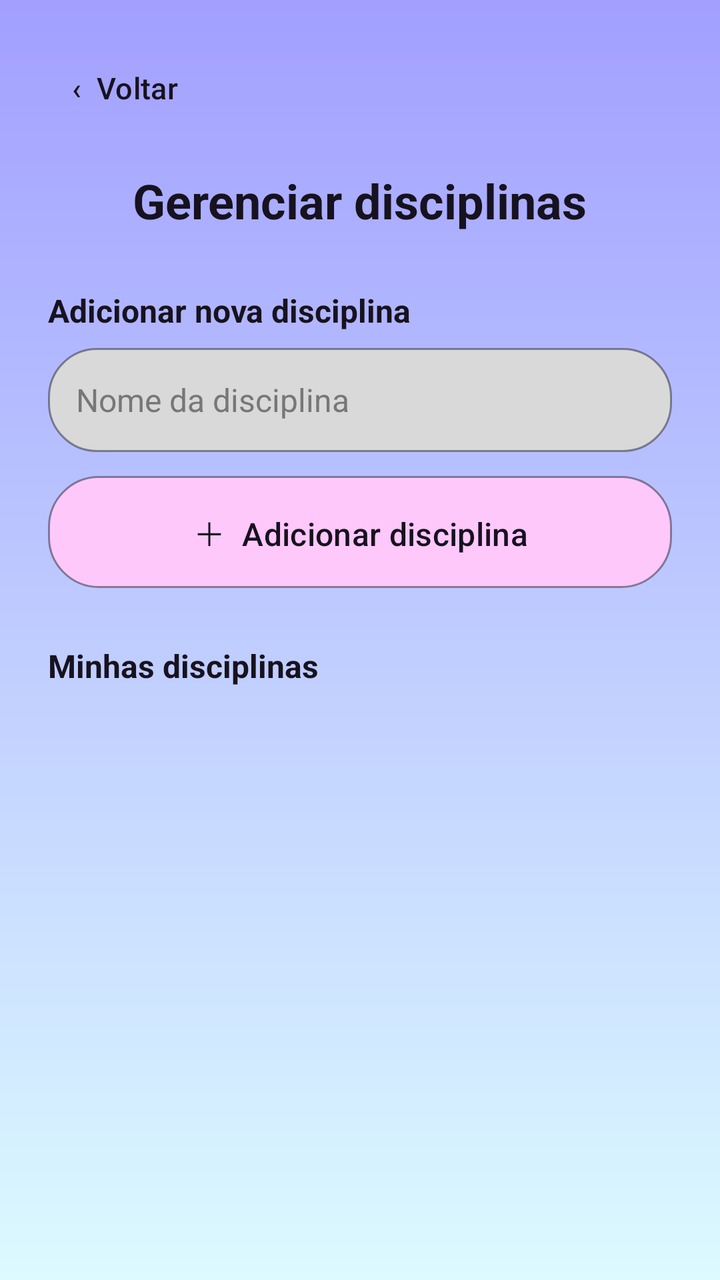
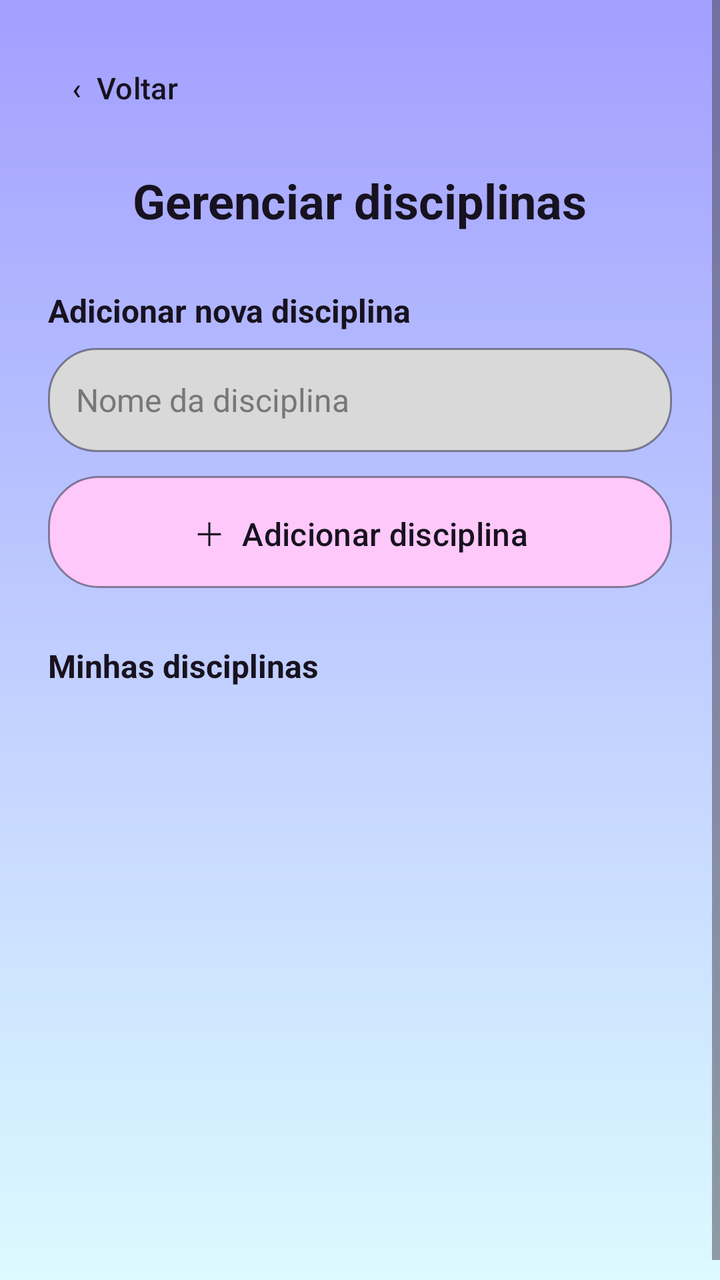

Two renders of the same Android screen: before a commit and after it. Below are the layout's source before the change and the commit's diff.
<!-- AndroidManifest.xml: application theme Theme.FocaAi -->
<!-- res/layout/activity_gerenciar_disciplinas.xml -->
<?xml version="1.0" encoding="utf-8"?>
<androidx.constraintlayout.widget.ConstraintLayout xmlns:android="http://schemas.android.com/apk/res/android"
    xmlns:app="http://schemas.android.com/apk/res-auto"
    xmlns:tools="http://schemas.android.com/tools"
    android:id="@+id/main"
    android:layout_width="match_parent"
    android:layout_height="match_parent"
    android:background="@drawable/bg_foca_gradient"
    tools:context=".activities.GerenciarDisciplinasActivity">

    <Button
        android:id="@+id/btnVoltarGerenciarDisciplinas"
        android:layout_width="wrap_content"
        android:layout_height="48dp"
        android:layout_marginStart="12dp"
        android:layout_marginTop="20dp"
        android:background="@android:color/transparent"
        android:text="‹  Voltar"
        android:textAllCaps="false"
        android:textColor="@color/foca_text"
        android:textSize="15sp"
        app:backgroundTint="@null"
        app:layout_constraintStart_toStartOf="parent"
        app:layout_constraintTop_toTopOf="parent" />

    <TextView
        android:id="@+id/txtTituloGerenciarDisciplinas"
        android:layout_width="wrap_content"
        android:layout_height="wrap_content"
        android:layout_marginTop="16dp"
        android:text="Gerenciar disciplinas"
        android:textColor="@color/foca_text"
        android:textSize="24sp"
        android:textStyle="bold"
        app:layout_constraintEnd_toEndOf="parent"
        app:layout_constraintStart_toStartOf="parent"
        app:layout_constraintTop_toBottomOf="@id/btnVoltarGerenciarDisciplinas" />

    <TextView
        android:id="@+id/txtLabelNovaDisciplina"
        android:layout_width="0dp"
        android:layout_height="wrap_content"
        android:layout_marginStart="24dp"
        android:layout_marginTop="28dp"
        android:layout_marginEnd="24dp"
        android:text="Adicionar nova disciplina"
        android:textColor="@color/foca_text"
        android:textSize="16sp"
        android:textStyle="bold"
        app:layout_constraintEnd_toEndOf="parent"
        app:layout_constraintStart_toStartOf="parent"
        app:layout_constraintTop_toBottomOf="@id/txtTituloGerenciarDisciplinas" />

    <EditText
        android:id="@+id/edtNomeNovaDisciplina"
        android:layout_width="0dp"
        android:layout_height="52dp"
        android:layout_marginStart="24dp"
        android:layout_marginTop="8dp"
        android:layout_marginEnd="24dp"
        android:background="@drawable/campo_foca"
        android:hint="Nome da disciplina"
        android:inputType="textCapWords"
        android:paddingStart="14dp"
        android:paddingEnd="14dp"
        android:textColor="@color/foca_text"
        android:textColorHint="#777777"
        android:textSize="16sp"
        app:layout_constraintEnd_toEndOf="parent"
        app:layout_constraintStart_toStartOf="parent"
        app:layout_constraintTop_toBottomOf="@id/txtLabelNovaDisciplina" />

    <Button
        android:id="@+id/btnAdicionarDisciplina"
        android:layout_width="0dp"
        android:layout_height="56dp"
        android:layout_marginStart="24dp"
        android:layout_marginTop="12dp"
        android:layout_marginEnd="24dp"
        android:background="@drawable/button_foca_pink"
        android:text="＋  Adicionar disciplina"
        android:textAllCaps="false"
        android:textColor="@color/foca_text"
        android:textSize="16sp"
        app:backgroundTint="@null"
        app:layout_constraintEnd_toEndOf="parent"
        app:layout_constraintStart_toStartOf="parent"
        app:layout_constraintTop_toBottomOf="@id/edtNomeNovaDisciplina" />

    <TextView
        android:id="@+id/txtLabelListaDisciplinas"
        android:layout_width="0dp"
        android:layout_height="wrap_content"
        android:layout_marginStart="24dp"
        android:layout_marginTop="28dp"
        android:layout_marginEnd="24dp"
        android:text="Minhas disciplinas"
        android:textColor="@color/foca_text"
        android:textSize="16sp"
        android:textStyle="bold"
        app:layout_constraintEnd_toEndOf="parent"
        app:layout_constraintStart_toStartOf="parent"
        app:layout_constraintTop_toBottomOf="@id/btnAdicionarDisciplina" />

    <TextView
        android:id="@+id/txtDisciplinasVazio"
        android:layout_width="0dp"
        android:layout_height="wrap_content"
        android:layout_marginStart="24dp"
        android:layout_marginTop="20dp"
        android:layout_marginEnd="24dp"
        android:gravity="center"
        android:text="Você ainda não cadastrou disciplinas."
        android:textColor="@color/foca_text"
        android:textSize="14sp"
        android:visibility="gone"
        app:layout_constraintEnd_toEndOf="parent"
        app:layout_constraintStart_toStartOf="parent"
        app:layout_constraintTop_toBottomOf="@id/txtLabelListaDisciplinas" />

    <ScrollView
        android:layout_width="0dp"
        android:layout_height="0dp"
        android:layout_marginStart="24dp"
        android:layout_marginTop="12dp"
        android:layout_marginEnd="24dp"
        android:layout_marginBottom="16dp"
        android:fillViewport="true"
        app:layout_constraintBottom_toBottomOf="parent"
        app:layout_constraintEnd_toEndOf="parent"
        app:layout_constraintStart_toStartOf="parent"
        app:layout_constraintTop_toBottomOf="@id/txtLabelListaDisciplinas">

        <LinearLayout
            android:id="@+id/listaDisciplinasGerenciar"
            android:layout_width="match_parent"
            android:layout_height="wrap_content"
            android:orientation="vertical" />
    </ScrollView>

</androidx.constraintlayout.widget.ConstraintLayout>
<!-- resources referenced by this layout -->
<resources>
  <color name="foca_text">#17121F</color>
  <!-- drawable bg_foca_gradient (drawable) -->
  <?xml version="1.0" encoding="utf-8"?>
  <shape xmlns:android="http://schemas.android.com/apk/res/android" android:shape="rectangle">
      <gradient android:angle="270" android:startColor="#A29FFF" android:endColor="#DCFAFF" android:type="linear" />
  </shape>
  <!-- drawable button_foca_pink (drawable) -->
  <?xml version="1.0" encoding="utf-8"?>
  <shape xmlns:android="http://schemas.android.com/apk/res/android" android:shape="rectangle">
      <solid android:color="#FFC8FB" />
      <corners android:radius="25dp" />
      <stroke android:width="1dp" android:color="#66000000" />
  </shape>
  <!-- drawable campo_foca (drawable) -->
  <?xml version="1.0" encoding="utf-8"?>
  <shape xmlns:android="http://schemas.android.com/apk/res/android" android:shape="rectangle">
      <solid android:color="#D9D9D9" />
      <corners android:radius="24dp" />
      <stroke android:width="1dp" android:color="#66000000" />
  </shape>
  <style name="Theme.FocaAi" parent="Base.Theme.FocaAi" />
  <style name="Base.Theme.FocaAi" parent="Theme.Material3.DayNight.NoActionBar">
          
          
      </style>
</resources>

<!-- the commit's change to res/layout/activity_gerenciar_disciplinas.xml (unified diff, before → after) -->
@@ -1,11 +1,18 @@
 <?xml version="1.0" encoding="utf-8"?>
-<androidx.constraintlayout.widget.ConstraintLayout xmlns:android="http://schemas.android.com/apk/res/android"
-    xmlns:app="http://schemas.android.com/apk/res-auto"
-    xmlns:tools="http://schemas.android.com/tools"
+<ScrollView xmlns:android="http://schemas.android.com/apk/res/android"
     android:id="@+id/main"
     android:layout_width="match_parent"
     android:layout_height="match_parent"
     android:background="@drawable/bg_foca_gradient"
+    android:fillViewport="true"
+    android:clipToPadding="false"
+    android:scrollbars="vertical">
+<androidx.constraintlayout.widget.ConstraintLayout xmlns:android="http://schemas.android.com/apk/res/android"
+    xmlns:app="http://schemas.android.com/apk/res-auto"
+    xmlns:tools="http://schemas.android.com/tools"
+    android:layout_width="match_parent" android:minHeight="650dp"
+    android:layout_height="wrap_content"
+   
     tools:context=".activities.GerenciarDisciplinasActivity">
 
     <Button
@@ -138,4 +145,6 @@
             android:orientation="vertical" />
     </ScrollView>
 
+
 </androidx.constraintlayout.widget.ConstraintLayout>
+</ScrollView>
